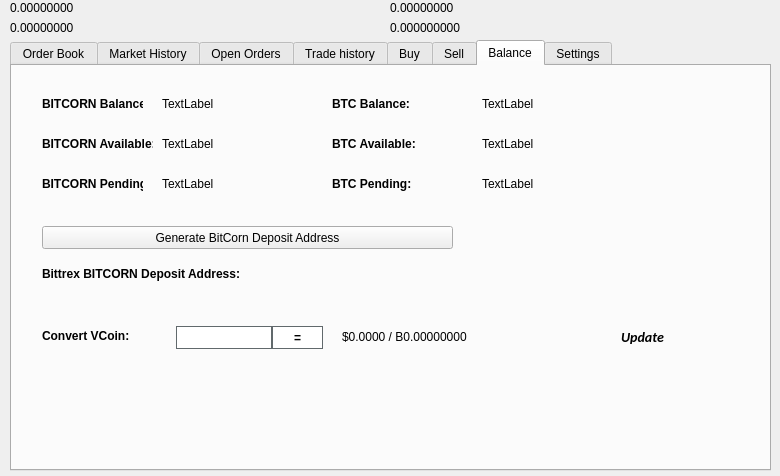
First picture: the form in src/qt/forms/tradingdialog.ui, repository BITCORNProject/BITCORN-oldchain, before the edit.
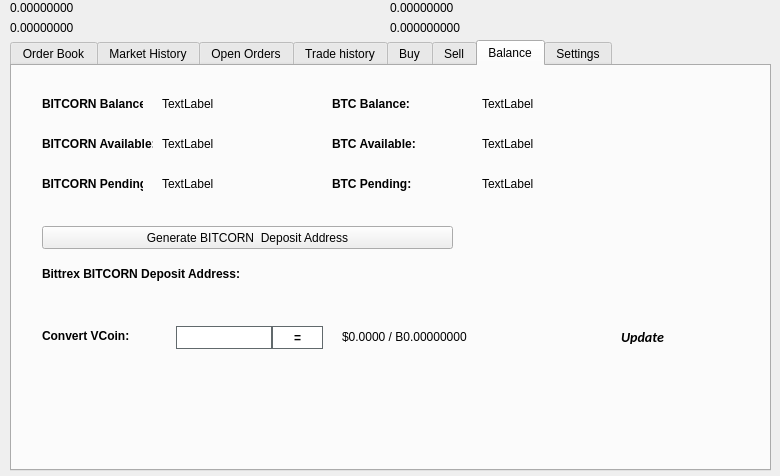
Second picture: the form after the edit. The open tabs and pages were chosen to show the change. Icons and pictures are not drawn.

```diff
--- a/src/qt/forms/tradingdialog.ui
+++ b/src/qt/forms/tradingdialog.ui
@@ -2941,7 +2941,7 @@
       </rect>
      </property>
      <property name="text">
-      <string>Generate BitCorn Deposit Address</string>
+      <string>Generate BITCORN  Deposit Address</string>
      </property>
      <property name="icon">
       <iconset resource="../bitcorn.qrc">
```
